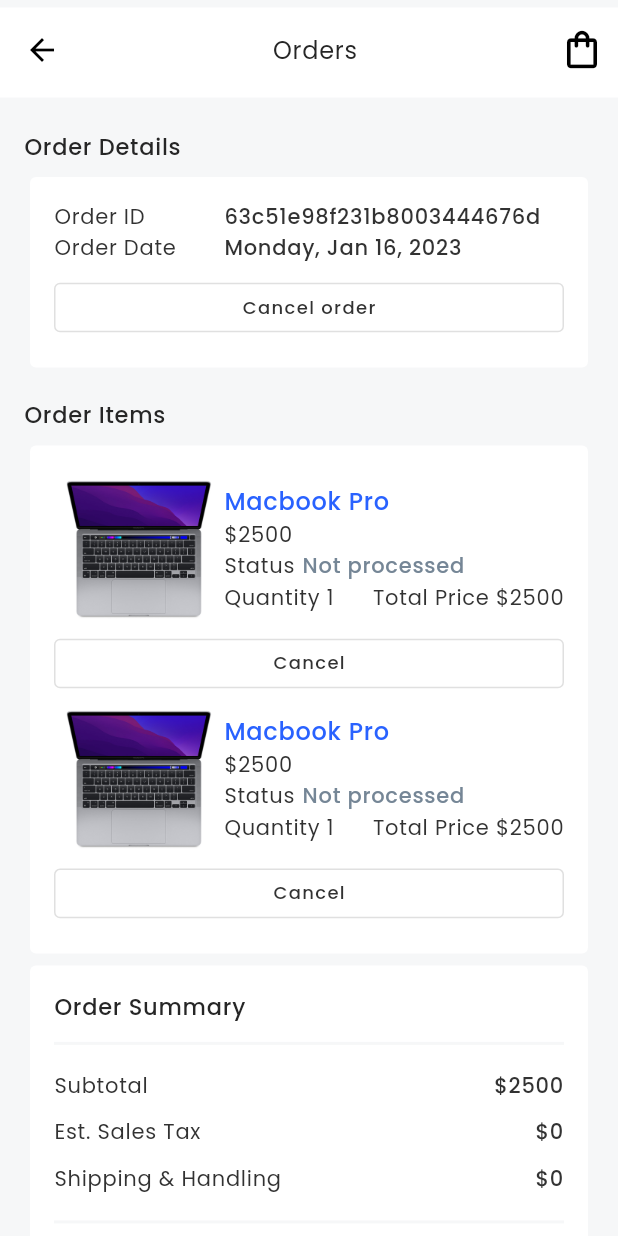
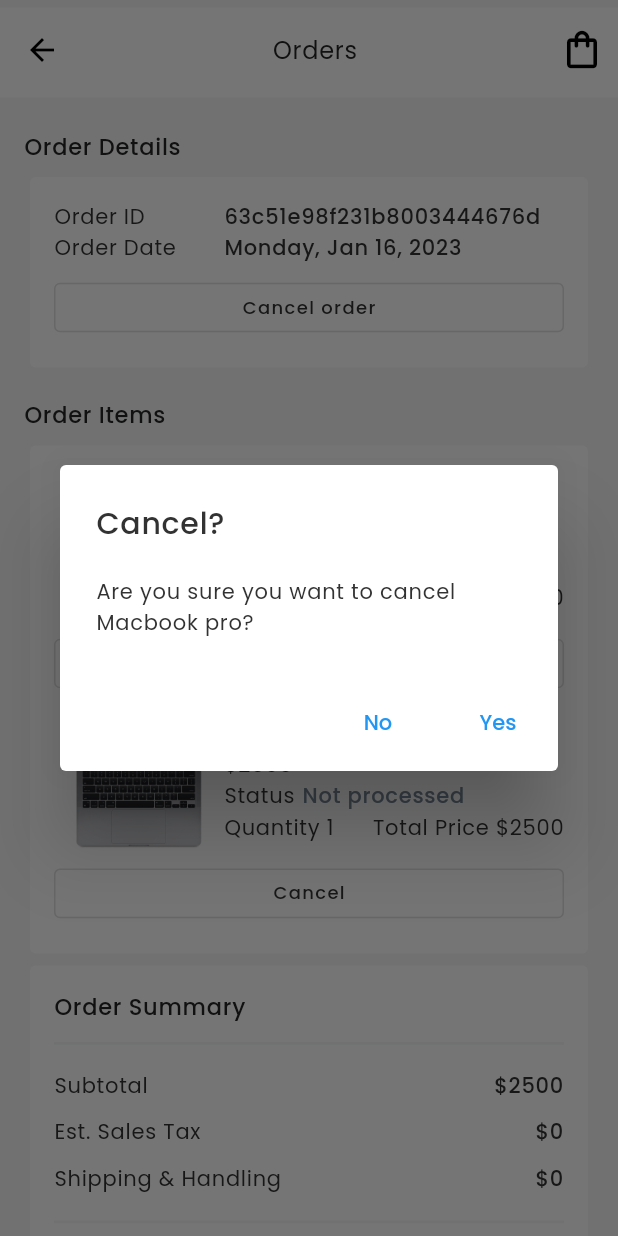
Before and after one commit to SanjibLimbu/ecommerce_app_flutter, a Flutter app: the OrderDetails screen opened by its route, after a tap on "Cancel", on a phone screen of 412 x 824 dp. Run offline on Flutter 3.47's test engine with Material 2 defaults, Android fonts, the phone set to English and light mode, and no system bars; our stand-ins replace carousel_slider, flutter_rating_bar, smooth_page_indicator.

Commit message:
cancel alert show added in order items

```diff
--- a/lib/screens/settings/orders/order_items.dart
+++ b/lib/screens/settings/orders/order_items.dart
@@ -120,7 +120,39 @@ class OrderItems extends StatelessWidget {
                             ],
                           ),
                           OutlinedButton(
-                            onPressed: () {},
+                            onPressed: () {
+                              showDialog(
+                                context: context,
+                                builder: ((context) => AlertDialog(
+                                      title: Text(
+                                        'Cancel?',
+                                        style: textStyle.copyWith(
+                                            color: primaryColor,
+                                            fontSize: 20,
+                                            fontWeight: FontWeight.w500),
+                                      ),
+                                      content: Text(
+                                        'Are you sure you want to cancel Macbook pro?',
+                                        style: textStyle.copyWith(
+                                          color: primaryColor,
+                                        ),
+                                      ),
+                                      actions: [
+                                        TextButton(
+                                          onPressed: () {},
+                                          child: const Text('No'),
+                                        ),
+                                        const Expanded(
+                                          child: SizedBox(),
+                                        ),
+                                        TextButton(
+                                          onPressed: () {},
+                                          child: const Text('Yes'),
+                                        )
+                                      ],
+                                    )),
+                              );
+                            },
                             style: OutlinedButton.styleFrom(
                               minimumSize: const Size(
                                 double.infinity,
```
